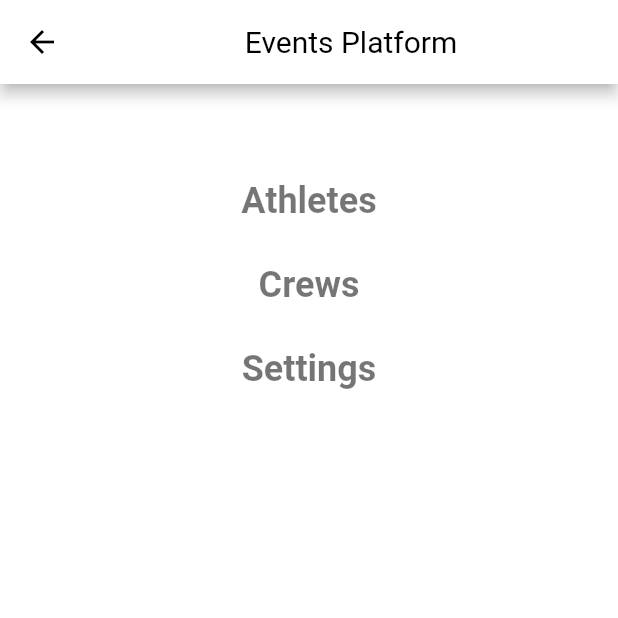
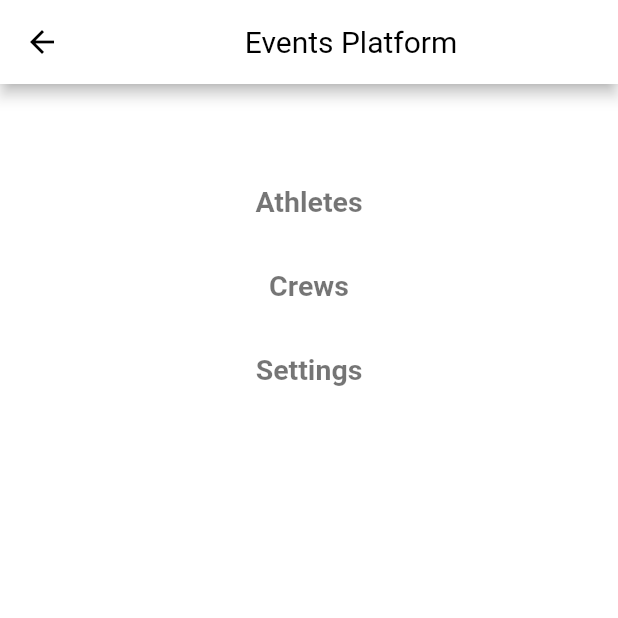
Before and after one commit to tranda/EurocupFrontEnd, a Flutter app: the HomePage screen opened by its route, on a phone screen of 412 x 824 dp, the top half of it. Run offline on Flutter 3.47's test engine with Material 2 defaults, Android fonts, the phone set to English and light mode, and no system bars; our stand-ins replace image_picker; generated files the repository leaves out were written again; network calls fail.

Commit message:
adjusted font size for some labels

```diff
--- a/lib/src/app.dart
+++ b/lib/src/app.dart
@@ -72,7 +72,7 @@ class MyApp extends StatelessWidget {
                 foregroundColor: Colors.black //here you can give the text color
                 ),
             textTheme: const TextTheme(
-              headline1: TextStyle(fontSize: 24, fontWeight: FontWeight.bold),
+              headline1: TextStyle(fontSize: 21, fontWeight: FontWeight.bold),
               headline2: TextStyle(fontSize: 19, fontWeight: FontWeight.bold),
               headline3: TextStyle(fontSize: 17, fontWeight: FontWeight.normal),
               headline4: TextStyle(fontSize: 14, fontWeight: FontWeight.normal),
--- a/lib/src/crews/crew_list_view.dart
+++ b/lib/src/crews/crew_list_view.dart
@@ -56,7 +56,7 @@ class _CrewListViewState extends State<CrewListView> {
                       tileColor: eventColor,
                       title: Text(
                         race.discipline!.getDisplayName(),
-                        style: Theme.of(context).textTheme.headline2,
+                        style: Theme.of(context).textTheme.bodyText1,
                       ),
                       trailing: Text(
                         eventName,
--- a/lib/src/home_page_view.dart
+++ b/lib/src/home_page_view.dart
@@ -36,7 +36,7 @@ class _HomePageState extends State<HomePage> {
           const SizedBox(height: bigSpace),
           ListTile(
             title: Text('Athletes',
-                style: Theme.of(context).textTheme.headline1,
+                style: Theme.of(context).textTheme.headline2,
                 textAlign: TextAlign.center),
             onTap: () {
               Navigator.restorablePushNamed(context, AthleteListView.routeName);
@@ -44,7 +44,7 @@ class _HomePageState extends State<HomePage> {
           ),
           ListTile(
             title: Text('Crews',
-                style: Theme.of(context).textTheme.headline1,
+                style: Theme.of(context).textTheme.headline2,
                 textAlign: TextAlign.center),
             onTap: () {
               Navigator.restorablePushNamed(context, CrewListView.routeName);
@@ -53,7 +53,7 @@ class _HomePageState extends State<HomePage> {
           ListTile(
             enabled: false,
             title: Text('Settings',
-                style: Theme.of(context).textTheme.headline1,
+                style: Theme.of(context).textTheme.headline2,
                 textAlign: TextAlign.center),
             onTap: () {},
           ),
```
